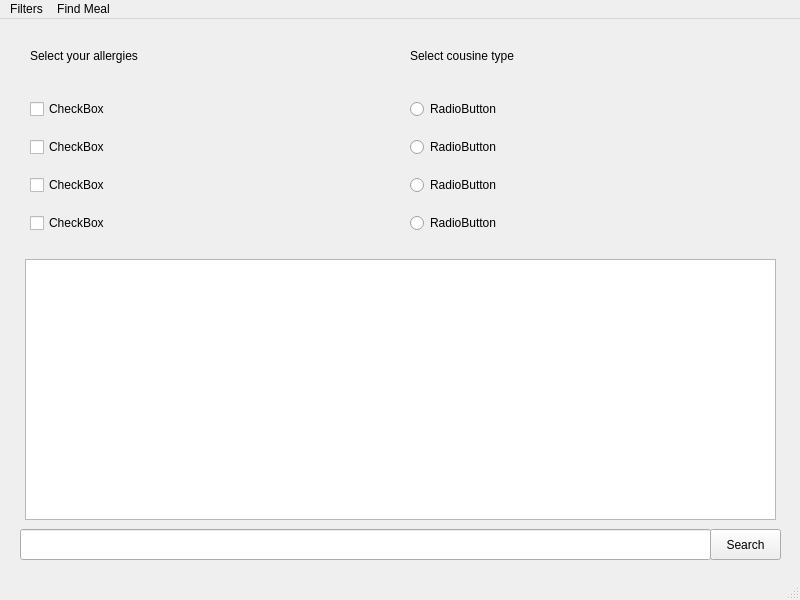
Old version of the form recipeBook/mainwindow.ui in the repository s1m0nWasTaken/recipeBook.
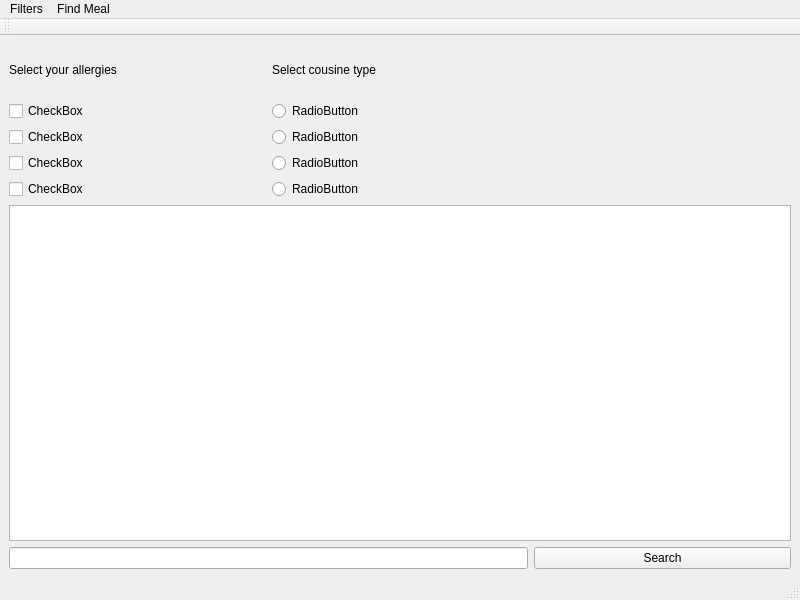
New version of the form.

What changed in the file:
```diff
--- a/recipeBook/mainwindow.ui
+++ b/recipeBook/mainwindow.ui
@@ -14,15 +14,8 @@
    <string>MainWindow</string>
   </property>
   <widget class="QWidget" name="centralwidget">
-   <widget class="QWidget" name="verticalLayoutWidget_2">
-    <property name="geometry">
-     <rect>
-      <x>30</x>
-      <y>0</y>
-      <width>361</width>
-      <height>231</height>
-     </rect>
-    </property>
+   <layout class="QGridLayout" name="gridLayout">
+    <item row="0" column="0">
     <layout class="QVBoxLayout" name="verticalLayout_2">
      <item>
       <widget class="QLabel" name="label">
@@ -66,39 +59,8 @@
       </widget>
      </item>
     </layout>
-   </widget>
-   <widget class="QLineEdit" name="lineEdit">
-    <property name="geometry">
-     <rect>
-      <x>20</x>
-      <y>510</y>
-      <width>691</width>
-      <height>31</height>
-     </rect>
-    </property>
-   </widget>
-   <widget class="QPushButton" name="pushButton">
-    <property name="geometry">
-     <rect>
-      <x>710</x>
-      <y>510</y>
-      <width>71</width>
-      <height>31</height>
-     </rect>
-    </property>
-    <property name="text">
-     <string>Search</string>
-    </property>
-   </widget>
-   <widget class="QWidget" name="verticalLayoutWidget_3">
-    <property name="geometry">
-     <rect>
-      <x>410</x>
-      <y>0</y>
-      <width>361</width>
-      <height>231</height>
-     </rect>
-    </property>
+    </item>
+    <item row="0" column="1" colspan="2">
     <layout class="QVBoxLayout" name="verticalLayout_3">
      <item>
       <widget class="QLabel" name="label_2">
@@ -148,17 +110,21 @@
       </widget>
      </item>
     </layout>
-   </widget>
-   <widget class="QListWidget" name="listWidget">
-    <property name="geometry">
-     <rect>
-      <x>25</x>
-      <y>240</y>
-      <width>751</width>
-      <height>261</height>
-     </rect>
-    </property>
-   </widget>
+    </item>
+    <item row="1" column="0" colspan="3">
+     <widget class="QListWidget" name="listWidget"/>
+    </item>
+    <item row="2" column="0" colspan="2">
+     <widget class="QLineEdit" name="lineEdit"/>
+    </item>
+    <item row="2" column="2">
+     <widget class="QPushButton" name="pushButton">
+      <property name="text">
+       <string>Search</string>
+      </property>
+     </widget>
+    </item>
+   </layout>
   </widget>
   <widget class="QMenuBar" name="menubar">
    <property name="geometry">
@@ -183,6 +149,17 @@
    <addaction name="menuFind_Meal"/>
   </widget>
   <widget class="QStatusBar" name="statusbar"/>
+  <widget class="QToolBar" name="toolBar">
+   <property name="windowTitle">
+    <string>toolBar</string>
+   </property>
+   <attribute name="toolBarArea">
+    <enum>TopToolBarArea</enum>
+   </attribute>
+   <attribute name="toolBarBreak">
+    <bool>false</bool>
+   </attribute>
+  </widget>
  </widget>
  <resources/>
  <connections/>
```
Left out of the diff: 2 changed lines with no effect on the pictures. Lines whose indentation alone changed are shown as unchanged.
